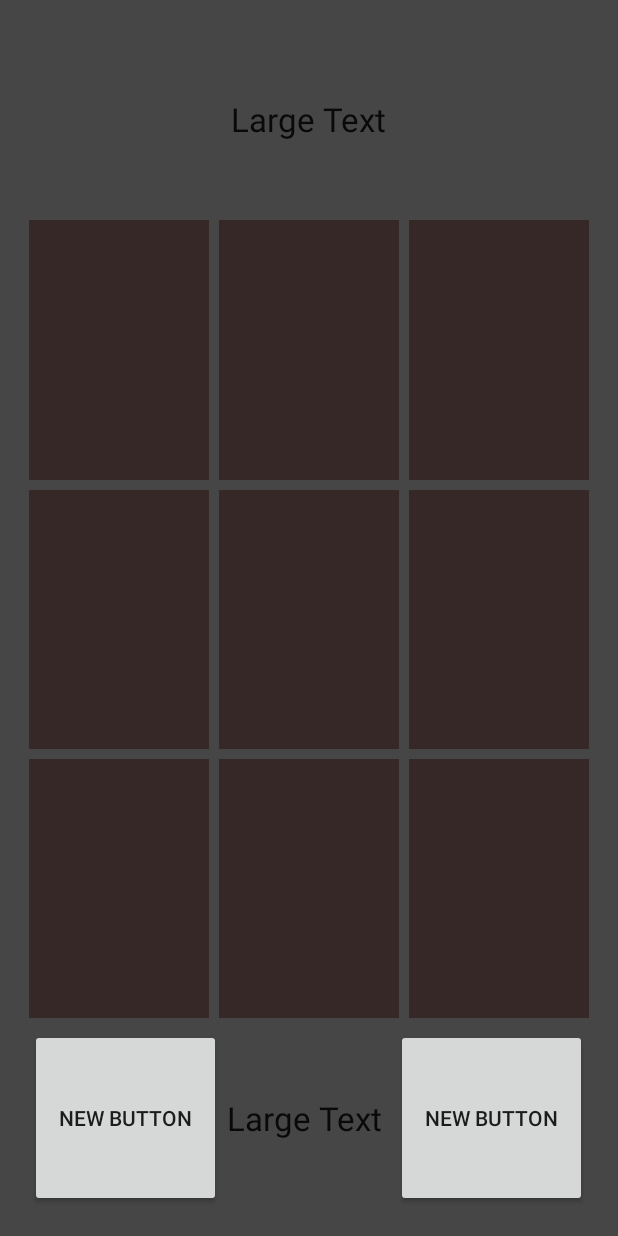
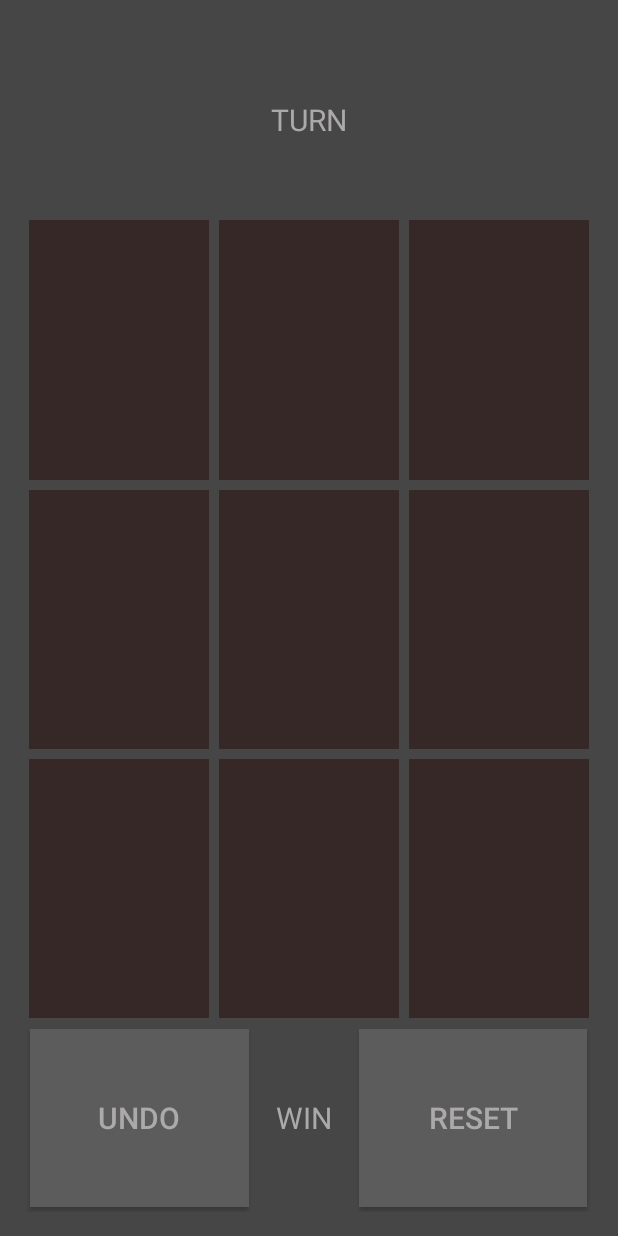
Before and after one commit to MyraMyraOTW/TTT-TIC_TAC_TOE, an Android app: the Game_Activity screen opened directly, with no data from a screen before it, on a phone screen of 412 x 824 dp. Run offline under Robolectric (Android 15) with nearby library versions, the phone set to English and light mode, and no system bars.

Commit message:
third commit - modified play area

```diff
--- a/app/src/main/AndroidManifest.xml
+++ b/app/src/main/AndroidManifest.xml
@@ -28,6 +28,10 @@
             android:name=".playersetactivity"
             android:label="@string/title_activity_playersetactivity" >
         </activity>
+        <activity
+            android:name=".histactivity"
+            android:label="@string/title_activity_histactivity" >
+        </activity>
     </application>
 
 </manifest>
--- a/app/src/main/res/layout/activity_game_.xml
+++ b/app/src/main/res/layout/activity_game_.xml
@@ -21,7 +21,7 @@
             android:layout_width="wrap_content"
             android:layout_height="wrap_content"
             android:textAppearance="?android:attr/textAppearanceLarge"
-            android:text="Large Text"
+            android:text="TURN"
             android:id="@+id/textView4"
             android:layout_gravity="center" />
     </LinearLayout>
@@ -143,29 +143,32 @@
             style="?android:attr/buttonStyleSmall"
             android:layout_width="wrap_content"
             android:layout_height="match_parent"
-            android:text="New Button"
             android:id="@+id/button2"
             android:layout_weight="1.3"
             android:layout_margin="4dp"
-            android:layout_gravity="center" />
+            android:layout_gravity="center"
+            android:background="@color/buttons"
+            android:text="@string/undo" />
 
         <TextView
             android:layout_width="wrap_content"
             android:layout_height="wrap_content"
             android:textAppearance="?android:attr/textAppearanceLarge"
-            android:text="Large Text"
+            android:text="WIN"
             android:id="@+id/textView3"
             android:layout_weight=".4"
-            android:layout_gravity="center" />
+            android:layout_gravity="center"
+            android:gravity="center_vertical|center_horizontal" />
 
         <Button
             style="?android:attr/buttonStyleSmall"
             android:layout_width="wrap_content"
             android:layout_height="match_parent"
-            android:text="New Button"
+            android:text="@string/reset"
             android:id="@+id/button3"
             android:layout_weight="1.3"
             android:layout_margin="4dp"
-            android:layout_gravity="center" />
+            android:layout_gravity="center"
+            android:background="@color/buttons" />
     </LinearLayout>
 </LinearLayout>
--- a/app/src/main/res/values/colors.xml
+++ b/app/src/main/res/values/colors.xml
@@ -3,5 +3,7 @@
     <color name="background">#464646</color>
     <color name="buttons">#5C5C5C</color>
     <color name="tttButtons">#372828</color>
+    <color name="background_play">#797979</color>
+    <color name="text">#ABA9A9</color>
 
 </resources>
--- a/app/src/main/res/values/strings.xml
+++ b/app/src/main/res/values/strings.xml
@@ -16,6 +16,12 @@
     <string name="p2">PLAYER 2</string>
 
     <string name="save">SAVE</string>
+
+    <string name="reset">RESET</string>
+    <string name="undo">UNDO</string>
+
     <string name="title_activity_game_">Game_Activity</string>
     <string name="title_activity_playersetactivity">playersetactivity</string>
+    <string name="title_activity_history_">History_Activity</string>
+    <string name="title_activity_histactivity">histactivity</string>
 </resources>
--- a/app/src/main/res/values/styles.xml
+++ b/app/src/main/res/values/styles.xml
@@ -2,7 +2,8 @@
 
     <!-- Base application theme. -->
     <style name="AppTheme" parent="Theme.AppCompat.Light.NoActionBar">
-        <!-- Customize your theme here. -->
+        <item name="android:textColor">@color/text</item>
+        <item name="android:textSize">20sp</item>
     </style>
 
 </resources>
```
Also changed, not shown: app/src/main/java/com/example/myriad/ttt_tic_tac_toe/histactivity.java (added, +37 -0 lines), app/src/main/res/layout/activity_histactivity.xml (added, +10 -0 lines), app/src/main/res/menu/menu_histactivity.xml (added, +7 -0 lines), app/src/main/res/menu/menu_history_.xml (added, +7 -0 lines), 1 other file.
